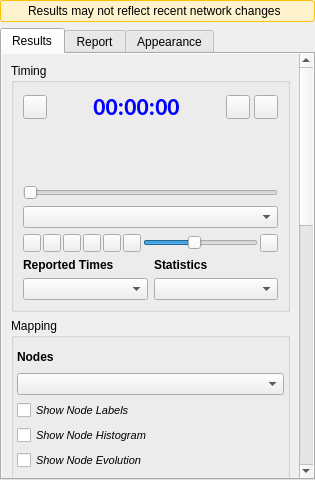
qgisred/QGISRed, file ui/analysis/qgisred_results_dock.ui: the form before one commit.
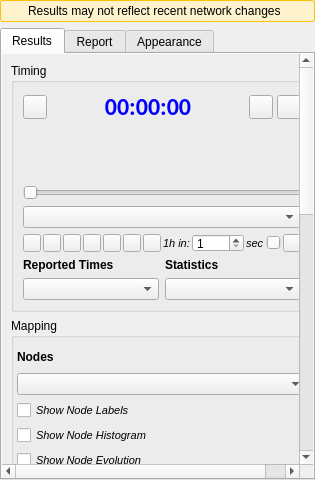
The form after the commit.

Commit message: [Results] Animation with constant time

What changed in the file:
```diff
--- a/ui/analysis/qgisred_results_dock.ui
+++ b/ui/analysis/qgisred_results_dock.ui
@@ -521,6 +521,84 @@
                           </property>
                          </widget>
                         </item>
+                        <item>
+                         <widget class="QToolButton" name="btConstantRate">
+                          <property name="checkable">
+                           <bool>true</bool>
+                          </property>
+                          <property name="maximumSize">
+                           <size>
+                            <width>18</width>
+                            <height>18</height>
+                           </size>
+                          </property>
+                          <property name="toolTip">
+                           <string>Constant playback rate</string>
+                          </property>
+                         </widget>
+                        </item>
+                        <item>
+                         <widget class="QLabel" name="lbConstantRatePrefix">
+                          <property name="visible">
+                           <bool>false</bool>
+                          </property>
+                          <property name="font">
+                           <font>
+                            <family>MS Shell Dlg 2</family>
+                            <pointsize>8</pointsize>
+                            <italic>true</italic>
+                           </font>
+                          </property>
+                          <property name="styleSheet">
+                           <string notr="true">font: italic 8pt "MS Shell Dlg 2";</string>
+                          </property>
+                          <property name="text">
+                           <string>1h in:</string>
+                          </property>
+                         </widget>
+                        </item>
+                        <item>
+                         <widget class="QSpinBox" name="spSecondsPerHour">
+                          <property name="visible">
+                           <bool>false</bool>
+                          </property>
+                          <property name="maximumSize">
+                           <size>
+                            <width>52</width>
+                            <height>18</height>
+                           </size>
+                          </property>
+                          <property name="minimum">
+                           <number>1</number>
+                          </property>
+                          <property name="maximum">
+                           <number>3600</number>
+                          </property>
+                          <property name="value">
+                           <number>1</number>
+                          </property>
+                         </widget>
+                        </item>
+                        <item>
+                         <widget class="QLabel" name="lbConstantRateSuffix">
+                          <property name="visible">
+                           <bool>false</bool>
+                          </property>
+                          <property name="font">
+                           <font>
+                            <family>MS Shell Dlg 2</family>
+                            <pointsize>8</pointsize>
+                            <italic>true</italic>
+                           </font>
+                          </property>
+                          <property name="styleSheet">
+                           <string notr="true">font: italic 8pt "MS Shell Dlg 2";</string>
+                          </property>
+                          <property name="text">
+                           <string>sec</string>
+                          </property>
+                         </widget>
+                        </item>
                         <item>
                          <widget class="QSlider" name="sliderAnimSpeed">
                           <property name="minimum">
```
The commit also changes 11 other files.
